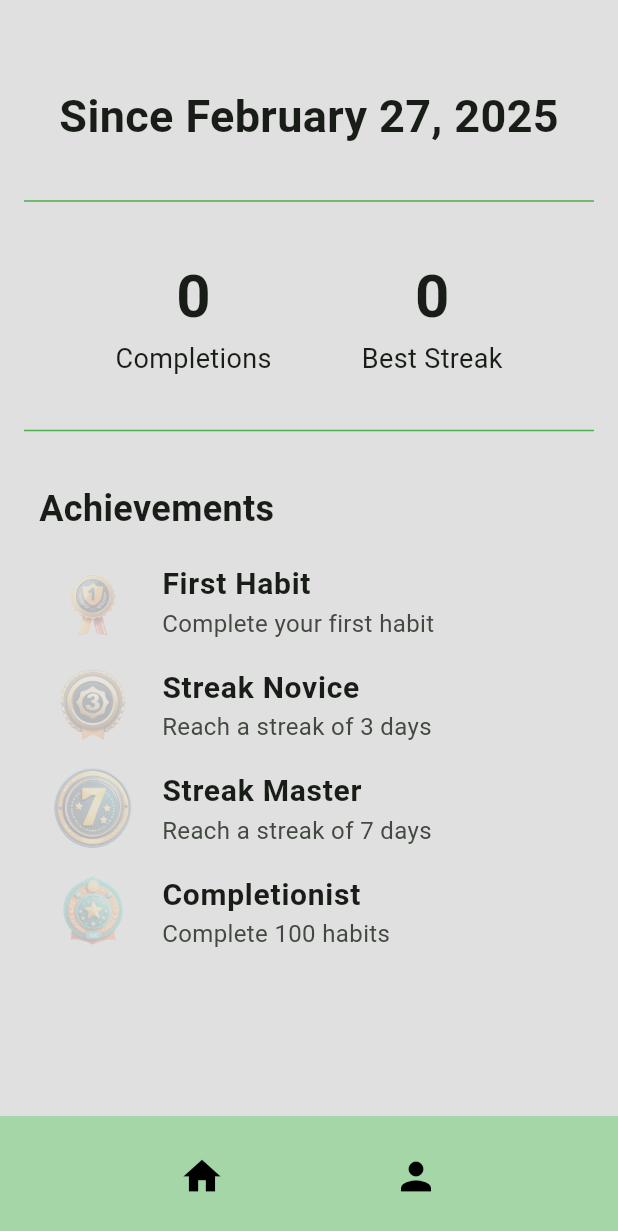
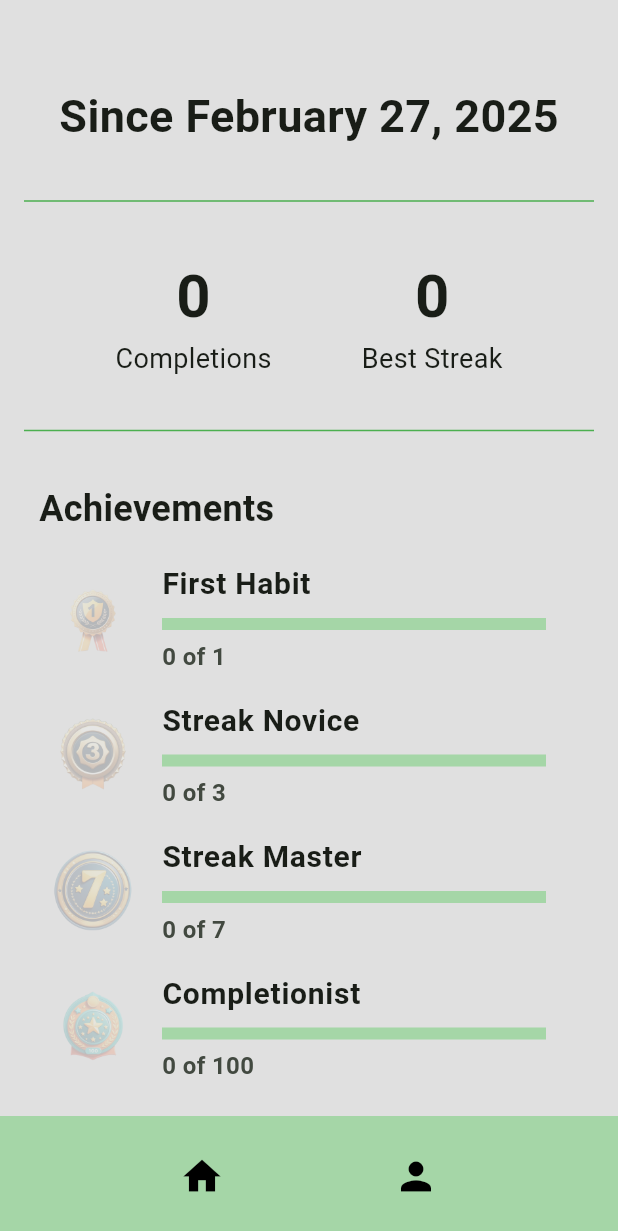
Before and after one commit to SQ77/trackIt, a Flutter app: the screen it shows after launch, after a tap on the "person" icon, on a phone screen of 412 x 824 dp. Shown: the top 1231 px of the screen. Run offline on Flutter 3.47's test engine with Material 3 defaults, Android fonts, the phone set to English and light mode, and no system bars; our stand-ins replace flutter_heatmap_calendar, flutter_slidable, hive_flutter; missing offline and left inert: flutter_confetti; accounts and stored records are empty.

Commit message:
Add achievement progress bars

```diff
--- a/lib/achievements/achievements.dart
+++ b/lib/achievements/achievements.dart
@@ -2,12 +2,16 @@ class Achievement {
   final String name;
   final String description;
   final String badgeImage;
+  final int needed; // goal to unlock the achievement
+  int done; // progress done so far
   bool unlocked;
 
   Achievement({
     required this.name,
     required this.description,
     required this.badgeImage,
+    required this.needed,
+    this.done = 0,
     this.unlocked = false,
   });
 }
--- a/lib/data/habit_db.dart
+++ b/lib/data/habit_db.dart
@@ -22,21 +22,25 @@ class HabitDB {
       name: "First Habit",
       description: "Complete your first habit",
       badgeImage: "habit-1.png",
+      needed: 1,
     ),
     Achievement(
       name: "Streak Novice",
       description: "Reach a streak of 3 days",
       badgeImage: "streak-3.png",
+      needed: 3,
     ),
     Achievement(
       name: "Streak Master",
       description: "Reach a streak of 7 days",
       badgeImage: "streak-7.png",
+      needed: 7,
     ),
     Achievement(
       name: "Completionist",
       description: "Complete 100 habits",
       badgeImage: "habit-100.png",
+      needed: 100,
     ),
   ];
 
@@ -183,6 +187,12 @@ class HabitDB {
     var stats = getCompletedHabitCountAndBestStreak();
     var completedHabits = stats.firstInt;
     var bestStreak = stats.secondInt;
+
+    achievements[0].done = completedHabits;
+    achievements[1].done = bestStreak;
+    achievements[2].done = bestStreak;
+    achievements[3].done = completedHabits;
+
     // unlock "First Habit" after completing 1 habit
     if (completedHabits > 0 && !achievements[0].unlocked) {
       achievements[0].unlocked = true;
--- a/lib/pages/profile_page.dart
+++ b/lib/pages/profile_page.dart
@@ -1,3 +1,5 @@
+import 'dart:math';
+
 import 'package:flutter/material.dart';
 import 'package:trackit/achievements/achievements.dart';
 import 'package:trackit/components/achievement_dialog.dart';
@@ -148,9 +150,34 @@ class _ProfilePageState extends State<ProfilePage> {
                               fontSize: 20,
                             ),
                           ),
-                          subtitle: Text(
-                            achievement.description,
-                            style: TextStyle(fontSize: 16),
+                          subtitle: Padding(
+                            padding: const EdgeInsets.only(
+                              top: 8.0,
+                              right: 8.0,
+                            ),
+                            child: Column(
+                              crossAxisAlignment: CrossAxisAlignment.start,
+                              children: [
+                                LinearProgressIndicator(
+                                  value: achievement.done / achievement.needed,
+                                  minHeight: 8,
+                                  backgroundColor: Colors.green[200],
+                                  valueColor:
+                                      const AlwaysStoppedAnimation<Color>(
+                                        Colors.green,
+                                      ),
+                                ),
+                                const SizedBox(height: 6),
+                                Text(
+                                  "${min(achievement.done, achievement.needed)} of ${achievement.needed}",
+                                  textAlign: TextAlign.left,
+                                  style: TextStyle(
+                                    fontSize: 16,
+                                    fontWeight: FontWeight.bold,
+                                  ),
+                                ),
+                              ],
+                            ),
                           ),
                         );
                       }).toList(),
```
